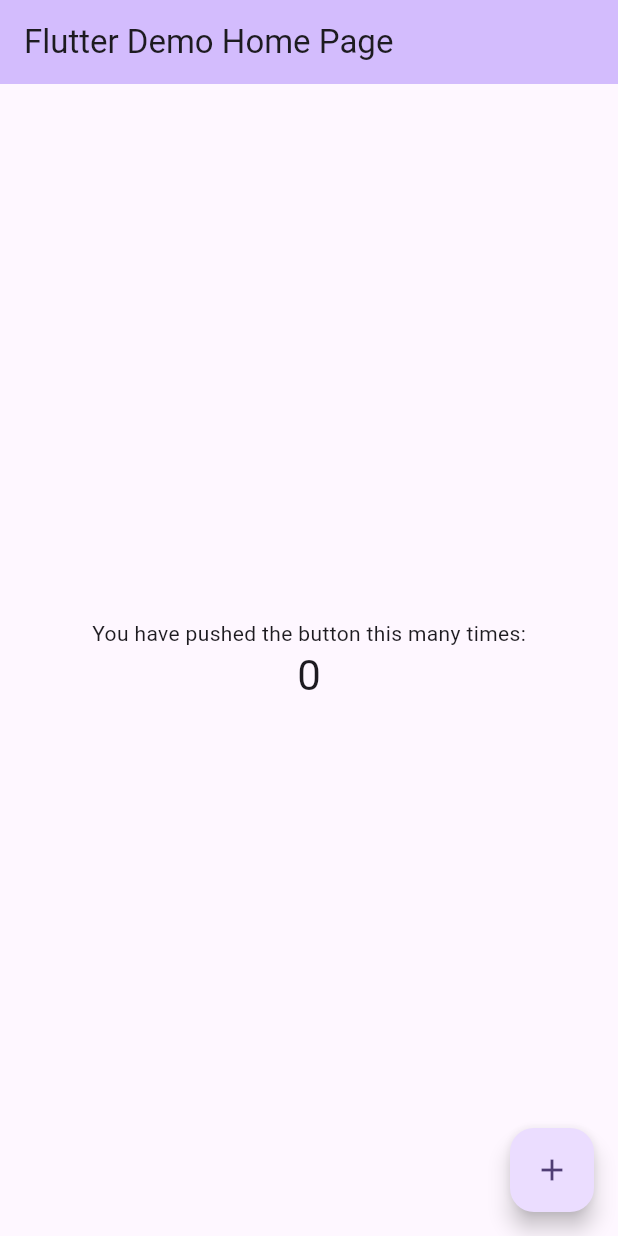
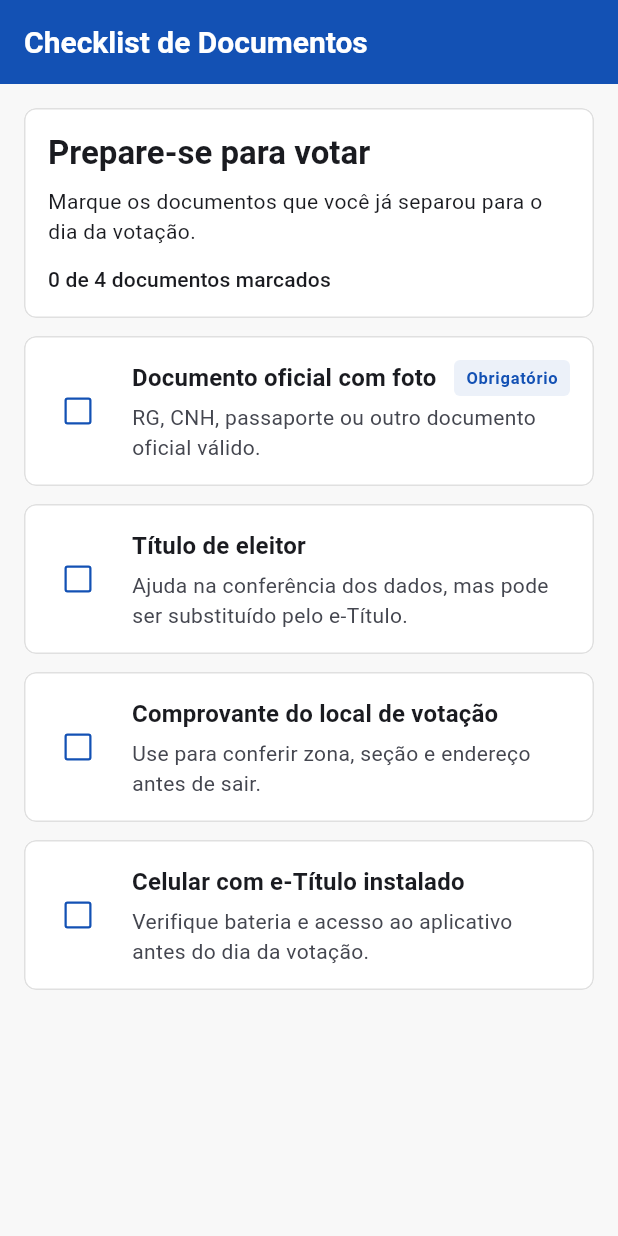
Before and after one commit to Giyuulol/apuraqui, a Flutter app: the screen it shows after launch, on a phone screen of 412 x 824 dp. Run offline on Flutter 3.47's test engine with Material 3 defaults, Android fonts, the phone set to English and light mode, and no system bars.

Commit message:
feat(votacao): adiciona checklist de documentos
- cria tela inicial da checklist de documentos
- separa model, dados mock e widget do item da checklist
- adiciona AppCard reutilizável no core
- aplica tema base com padrão visual inspirado no GOV.BR
- corrige estrutura inicial do app Flutter
- adiciona testes básicos da checklist

```diff
--- /dev/null
+++ b/lib/core/theme/app_theme.dart
@@ -0,0 +1,52 @@
+import 'package:flutter/material.dart';
+
+class AppTheme {
+  static const Color govBrBlue = Color(0xFF1351B4);
+  static const Color govBrGreen = Color(0xFF168821);
+  static const Color govBrYellow = Color(0xFFFFCD07);
+  static const Color neutralBackground = Color(0xFFF8F8F8);
+
+  static ThemeData lightTheme = ThemeData(
+    useMaterial3: true,
+    colorScheme: ColorScheme.fromSeed(
+      seedColor: govBrBlue,
+      primary: govBrBlue,
+      secondary: govBrGreen,
+      tertiary: govBrYellow,
+      surface: Colors.white,
+      surfaceContainerHighest: neutralBackground,
+    ),
+    scaffoldBackgroundColor: neutralBackground,
+    appBarTheme: const AppBarTheme(
+      backgroundColor: govBrBlue,
+      foregroundColor: Colors.white,
+      centerTitle: false,
+      elevation: 0,
+      titleTextStyle: TextStyle(
+        color: Colors.white,
+        fontSize: 20,
+        fontWeight: FontWeight.w600,
+      ),
+    ),
+    cardTheme: CardThemeData(
+      color: Colors.white,
+      elevation: 0,
+      margin: EdgeInsets.zero,
+      shape: RoundedRectangleBorder(
+        borderRadius: BorderRadius.circular(8),
+        side: const BorderSide(color: Color(0xFFE0E0E0)),
+      ),
+    ),
+    checkboxTheme: CheckboxThemeData(
+      fillColor: WidgetStateProperty.resolveWith((states) {
+        if (states.contains(WidgetState.selected)) {
+          return govBrBlue;
+        }
+
+        return Colors.white;
+      }),
+      checkColor: const WidgetStatePropertyAll(Colors.white),
+      side: const BorderSide(color: govBrBlue, width: 1.5),
+    ),
+  );
+}
--- /dev/null
+++ b/lib/core/widgets/app_card.dart
@@ -0,0 +1,23 @@
+import 'package:flutter/material.dart';
+
+class AppCard extends StatelessWidget {
+  const AppCard({
+    required this.child,
+    this.padding = const EdgeInsets.all(16),
+    this.margin,
+    super.key,
+  });
+
+  final Widget child;
+  final EdgeInsetsGeometry padding;
+  final EdgeInsetsGeometry? margin;
+
+  @override
+  Widget build(BuildContext context) {
+    return Card(
+      clipBehavior: Clip.antiAlias,
+      margin: margin,
+      child: Padding(padding: padding, child: child),
+    );
+  }
+}
--- /dev/null
+++ b/lib/features/votacao/checklist_documentos_page.dart
@@ -0,0 +1,78 @@
+import 'package:flutter/material.dart';
+
+import '../../core/widgets/app_card.dart';
+import 'data/checklist_documentos_mock.dart';
+import 'widgets/checklist_documento_tile.dart';
+
+class ChecklistDocumentosPage extends StatefulWidget {
+  const ChecklistDocumentosPage({super.key});
+
+  @override
+  State<ChecklistDocumentosPage> createState() =>
+      _ChecklistDocumentosPageState();
+}
+
+class _ChecklistDocumentosPageState extends State<ChecklistDocumentosPage> {
+  final Set<String> _documentosMarcados = {};
+
+  int get _totalMarcados => _documentosMarcados.length;
+
+  void _alternarDocumento(String documentoId, bool marcado) {
+    setState(() {
+      if (marcado) {
+        _documentosMarcados.add(documentoId);
+      } else {
+        _documentosMarcados.remove(documentoId);
+      }
+    });
+  }
+
+  @override
+  Widget build(BuildContext context) {
+    final textTheme = Theme.of(context).textTheme;
+
+    return Scaffold(
+      appBar: AppBar(title: const Text('Checklist de Documentos')),
+      body: ListView.separated(
+        padding: const EdgeInsets.all(16),
+        itemCount: checklistDocumentosMock.length + 1,
+        separatorBuilder: (context, index) => const SizedBox(height: 12),
+        itemBuilder: (context, index) {
+          if (index == 0) {
+            return AppCard(
+              child: Column(
+                crossAxisAlignment: CrossAxisAlignment.start,
+                children: [
+                  Text(
+                    'Prepare-se para votar',
+                    style: textTheme.titleLarge?.copyWith(
+                      fontWeight: FontWeight.w700,
+                    ),
+                  ),
+                  const SizedBox(height: 8),
+                  Text(
+                    'Marque os documentos que você já separou para o dia da votação.',
+                    style: textTheme.bodyMedium,
+                  ),
+                  const SizedBox(height: 12),
+                  Text(
+                    '$_totalMarcados de ${checklistDocumentosMock.length} documentos marcados',
+                    style: textTheme.labelLarge,
+                  ),
+                ],
+              ),
+            );
+          }
+
+          final documento = checklistDocumentosMock[index - 1];
+
+          return ChecklistDocumentoTile(
+            documento: documento,
+            checked: _documentosMarcados.contains(documento.id),
+            onChanged: (marcado) => _alternarDocumento(documento.id, marcado),
+          );
+        },
+      ),
+    );
+  }
+}
--- /dev/null
+++ b/lib/features/votacao/data/checklist_documentos_mock.dart
@@ -0,0 +1,27 @@
+import '../models/checklist_documento.dart';
+
+const checklistDocumentosMock = <ChecklistDocumento>[
+  ChecklistDocumento(
+    id: 'documento-oficial-foto',
+    titulo: 'Documento oficial com foto',
+    descricao: 'RG, CNH, passaporte ou outro documento oficial válido.',
+    obrigatorio: true,
+  ),
+  ChecklistDocumento(
+    id: 'titulo-eleitor',
+    titulo: 'Título de eleitor',
+    descricao:
+        'Ajuda na conferência dos dados, mas pode ser substituído pelo e-Título.',
+  ),
+  ChecklistDocumento(
+    id: 'local-votacao',
+    titulo: 'Comprovante do local de votação',
+    descricao: 'Use para conferir zona, seção e endereço antes de sair.',
+  ),
+  ChecklistDocumento(
+    id: 'e-titulo',
+    titulo: 'Celular com e-Título instalado',
+    descricao:
+        'Verifique bateria e acesso ao aplicativo antes do dia da votação.',
+  ),
+];
--- /dev/null
+++ b/lib/features/votacao/models/checklist_documento.dart
@@ -0,0 +1,13 @@
+class ChecklistDocumento {
+  const ChecklistDocumento({
+    required this.id,
+    required this.titulo,
+    required this.descricao,
+    this.obrigatorio = false,
+  });
+
+  final String id;
+  final String titulo;
+  final String descricao;
+  final bool obrigatorio;
+}
--- /dev/null
+++ b/lib/features/votacao/widgets/checklist_documento_tile.dart
@@ -0,0 +1,77 @@
+import 'package:flutter/material.dart';
+
+import '../../../core/widgets/app_card.dart';
+import '../models/checklist_documento.dart';
+
+class ChecklistDocumentoTile extends StatelessWidget {
+  const ChecklistDocumentoTile({
+    required this.documento,
+    required this.checked,
+    required this.onChanged,
+    super.key,
+  });
+
+  final ChecklistDocumento documento;
+  final bool checked;
+  final ValueChanged<bool> onChanged;
+
+  @override
+  Widget build(BuildContext context) {
+    final textTheme = Theme.of(context).textTheme;
+    final colorScheme = Theme.of(context).colorScheme;
+
+    return AppCard(
+      padding: EdgeInsets.zero,
+      child: CheckboxListTile(
+        value: checked,
+        onChanged: (value) => onChanged(value ?? false),
+        contentPadding: const EdgeInsets.symmetric(horizontal: 16, vertical: 8),
+        controlAffinity: ListTileControlAffinity.leading,
+        title: Row(
+          children: [
+            Expanded(
+              child: Text(
+                documento.titulo,
+                style: textTheme.titleMedium?.copyWith(
+                  fontWeight: FontWeight.w600,
+                ),
+              ),
+            ),
+            if (documento.obrigatorio)
+              Semantics(
+                label: 'Documento obrigatório',
+                child: DecoratedBox(
+                  decoration: BoxDecoration(
+                    color: colorScheme.primary.withValues(alpha: 0.08),
+                    borderRadius: BorderRadius.circular(4),
+                  ),
+                  child: Padding(
+                    padding: const EdgeInsets.symmetric(
+                      horizontal: 8,
+                      vertical: 4,
+                    ),
+                    child: Text(
+                      'Obrigatório',
+                      style: textTheme.labelSmall?.copyWith(
+                        color: colorScheme.primary,
+                        fontWeight: FontWeight.w700,
+                      ),
+                    ),
+                  ),
+                ),
+              ),
+          ],
+        ),
+        subtitle: Padding(
+          padding: const EdgeInsets.only(top: 4),
+          child: Text(
+            documento.descricao,
+            style: textTheme.bodyMedium?.copyWith(
+              color: colorScheme.onSurfaceVariant,
+            ),
+          ),
+        ),
+      ),
+    );
+  }
+}
--- a/lib/main.dart
+++ b/lib/main.dart
@@ -1,122 +1,22 @@
 import 'package:flutter/material.dart';
 
+import 'core/theme/app_theme.dart';
+import 'features/votacao/checklist_documentos_page.dart';
+
 void main() {
-  runApp(const MyApp());
+  runApp(const ApuraquiApp());
 }
 
-class MyApp extends StatelessWidget {
-  const MyApp({super.key});
+class ApuraquiApp extends StatelessWidget {
+  const ApuraquiApp({super.key});
 
-  // This widget is the root of your application.
   @override
   Widget build(BuildContext context) {
     return MaterialApp(
-      title: 'Flutter Demo',
-      theme: ThemeData(
-        // This is the theme of your application.
-        //
-        // TRY THIS: Try running your application with "flutter run". You'll see
-        // the application has a purple toolbar. Then, without quitting the app,
-        // try changing the seedColor in the colorScheme below to Colors.green
-        // and then invoke "hot reload" (save your changes or press the "hot
-        // reload" button in a Flutter-supported IDE, or press "r" if you used
-        // the command line to start the app).
-        //
-        // Notice that the counter didn't reset back to zero; the application
-        // state is not lost during the reload. To reset the state, use hot
-        // restart instead.
-        //
-        // This works for code too, not just values: Most code changes can be
-        // tested with just a hot reload.
-        colorScheme: .fromSeed(seedColor: Colors.deepPurple),
-      ),
-      home: const MyHomePage(title: 'Flutter Demo Home Page'),
+      title: 'ApuraAqui',
+      debugShowCheckedModeBanner: false,
+      theme: AppTheme.lightTheme,
+      home: const ChecklistDocumentosPage(),
     );
   }
 }
-
-class MyHomePage extends StatefulWidget {
-  const MyHomePage({super.key, required this.title});
-
-  // This widget is the home page of your application. It is stateful, meaning
-  // that it has a State object (defined below) that contains fields that affect
-  // how it looks.
-
-  // This class is the configuration for the state. It holds the values (in this
-  // case the title) provided by the parent (in this case the App widget) and
-  // used by the build method of the State. Fields in a Widget subclass are
-  // always marked "final".
-
-  final String title;
-
-  @override
-  State<MyHomePage> createState() => _MyHomePageState();
-}
-
-class _MyHomePageState extends State<MyHomePage> {
-  int _counter = 0;
-
-  void _incrementCounter() {
-    setState(() {
-      // This call to setState tells the Flutter framework that something has
-      // changed in this State, which causes it to rerun the build method below
-      // so that the display can reflect the updated values. If we changed
-      // _counter without calling setState(), then the build method would not be
-      // called again, and so nothing would appear to happen.
-      _counter++;
-    });
-  }
-
-  @override
-  Widget build(BuildContext context) {
-    // This method is rerun every time setState is called, for instance as done
-    // by the _incrementCounter method above.
-    //
-    // The Flutter framework has been optimized to make rerunning build methods
-    // fast, so that you can just rebuild anything that needs updating rather
-    // than having to individually change instances of widgets.
-    return Scaffold(
-      appBar: AppBar(
-        // TRY THIS: Try changing the color here to a specific color (to
-        // Colors.amber, perhaps?) and trigger a hot reload to see the AppBar
-        // change color while the other colors stay the same.
-        backgroundColor: Theme.of(context).colorScheme.inversePrimary,
-        // Here we take the value from the MyHomePage object that was created by
-        // the App.build method, and use it to set our appbar title.
-        title: Text(widget.title),
-      ),
-      body: Center(
-        // Center is a layout widget. It takes a single child and positions it
-        // in the middle of the parent.
-        child: Column(
-          // Column is also a layout widget. It takes a list of children and
-          // arranges them vertically. By default, it sizes itself to fit its
-          // children horizontally, and tries to be as tall as its parent.
-          //
-          // Column has various properties to control how it sizes itself and
-          // how it positions its children. Here we use mainAxisAlignment to
-          // center the children vertically; the main axis here is the vertical
-          // axis because Columns are vertical (the cross axis would be
-          // horizontal).
-          //
-          // TRY THIS: Invoke "debug painting" (choose the "Toggle Debug Paint"
-          // action in the IDE, or press "p" in the console), to see the
-          // wireframe for each widget.
-          mainAxisAlignment: .center,
-          children: [
-            const Text('You have pushed the button this many times:'),
-            Text(
-              '$_counter',
-              style: Theme.of(context).textTheme.headlineMedium,
-            ),
-          ],
-        ),
-      ),
-      floatingActionButton: FloatingActionButton(
-        onPressed: _incrementCounter,
-        tooltip: 'Increment',
-        child: const Icon(Icons.add),
-      ),
-    );
-  }
-}
```
Also changed, not shown: 1 other file.
